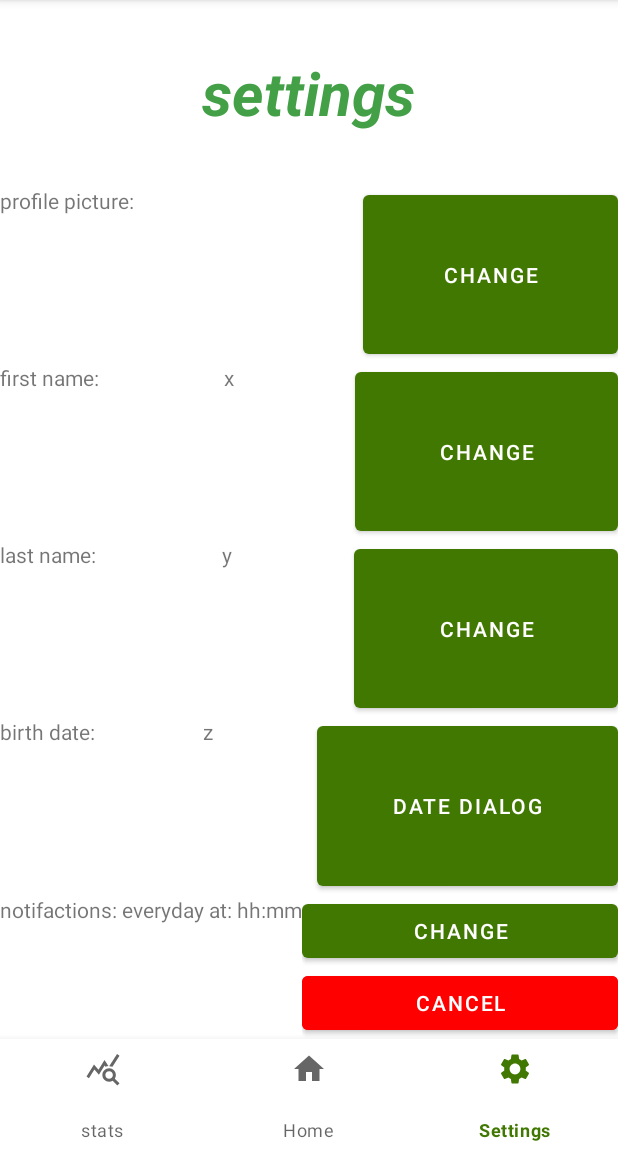
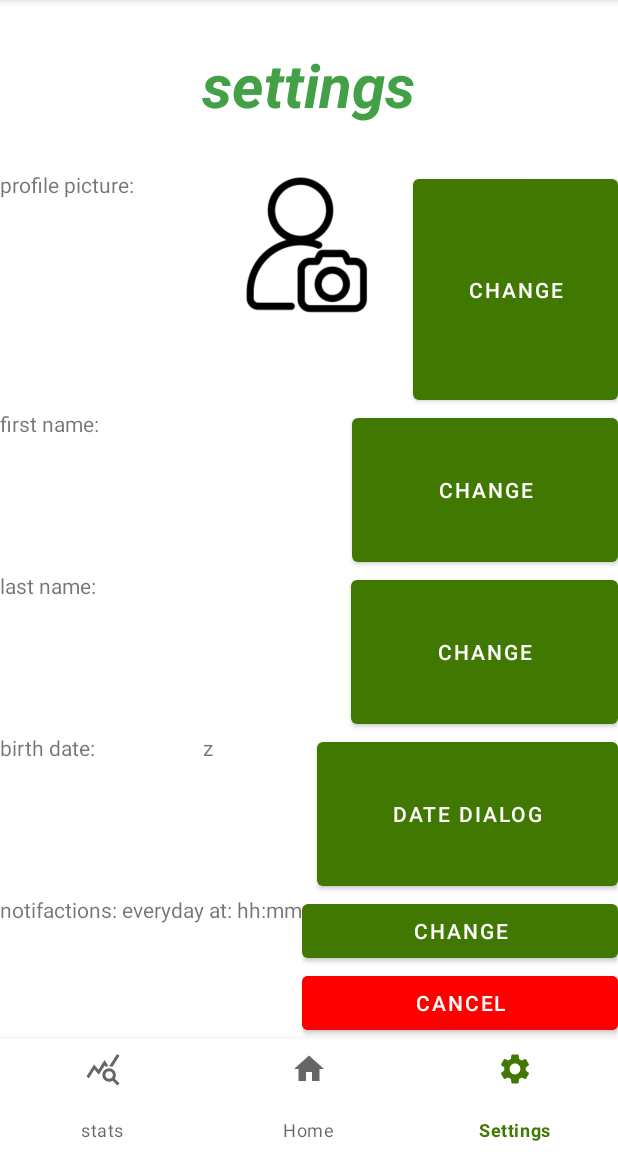
Before and after one commit to chock666/FitForce, an Android app: the MainActivity screen opened directly, with no data from a screen before it, item 3 of the bottom bar chosen, on a phone screen of 412 x 824 dp, the part 84-1236 px from its top. Run offline under Robolectric (Android 15) with nearby library versions, the phone set to English and light mode, and no system bars.

```diff
--- a/app/src/main/AndroidManifest.xml
+++ b/app/src/main/AndroidManifest.xml
@@ -14,7 +14,7 @@
         tools:targetApi="31">
         <activity
             android:name=".profileCreationActivity"
-            android:exported="false" />
+            android:exported="true" />
         <activity
             android:name=".InFitnessActivity"
             android:exported="false" />
--- a/app/src/main/java/com/example/fitforce/MainActivity.java
+++ b/app/src/main/java/com/example/fitforce/MainActivity.java
@@ -1,8 +1,12 @@
 package com.example.fitforce;
 
+import android.content.Context;
 import android.content.Intent;
+import android.content.SharedPreferences;
 import android.os.Bundle;
 import android.view.MenuItem;
+import android.widget.ImageView;
+
 import androidx.annotation.NonNull;
 import androidx.appcompat.app.AppCompatActivity;
 //import com.example.Fragment.*;
@@ -11,6 +15,7 @@ import com.example.fitforce.R;
 import com.example.fitforce.SettingsFragment;
 import com.example.fitforce.StatsFragment;
 import com.google.android.material.bottomnavigation.BottomNavigationView;
+
 import java.io.*;
 
 public class MainActivity extends AppCompatActivity
@@ -18,10 +23,15 @@ public class MainActivity extends AppCompatActivity
         .OnNavigationItemSelectedListener {
 
     BottomNavigationView bottomNavigationView;
-
+    ImageView pp;
+    HomeFragment HomeFragment = new HomeFragment();
+    StatsFragment StatsFragment = new StatsFragment();
+    SettingsFragment SettingsFragment = new SettingsFragment();
     @Override
     protected void onCreate(Bundle savedInstanceState) {
         super.onCreate(savedInstanceState);
+        setContentView(R.layout.activity_main);
+
 
         Boolean isFirstRun = getSharedPreferences("PREFERENCE", MODE_PRIVATE)
                 .getBoolean("isFirstRun", true);
@@ -30,12 +40,12 @@ public class MainActivity extends AppCompatActivity
             //show sign up activity
             startActivity(new Intent(MainActivity.this, profileCreationActivity.class));
 
+
         }
 
 
         getSharedPreferences("PREFERENCE", MODE_PRIVATE).edit()
                 .putBoolean("isFirstRun", false).commit();
-        setContentView(R.layout.activity_main);
 
         bottomNavigationView
                 = findViewById(R.id.bottomNavigationView);
@@ -45,9 +55,7 @@ public class MainActivity extends AppCompatActivity
         bottomNavigationView.setSelectedItemId(R.id.stats);
     }
 
-    HomeFragment HomeFragment = new HomeFragment();
-    StatsFragment StatsFragment = new StatsFragment();
-    SettingsFragment SettingsFragment = new SettingsFragment();
+
 
     @Override
     public boolean onNavigationItemSelected(@NonNull MenuItem item) {
--- a/app/src/main/java/com/example/fitforce/SettingsFragment.java
+++ b/app/src/main/java/com/example/fitforce/SettingsFragment.java
@@ -1,5 +1,8 @@
 package com.example.fitforce;
 
+import static android.content.Context.MODE_PRIVATE;
+
+import android.content.SharedPreferences;
 import android.os.Bundle;
 
 import androidx.fragment.app.Fragment;
@@ -7,19 +10,73 @@ import androidx.fragment.app.Fragment;
 import android.view.LayoutInflater;
 import android.view.View;
 import android.view.ViewGroup;
+import android.widget.ImageView;
+import android.widget.TextView;
 
-public class SettingsFragment extends Fragment {
 
+
+    public class SettingsFragment extends Fragment implements View.OnClickListener {
+        ImageView pp;
+        TextView firstName, lastName, date;
 
         public SettingsFragment() {
             // Required empty public constructor
         }
 
-
         @Override
         public View onCreateView(LayoutInflater inflater, ViewGroup container,
                                  Bundle savedInstanceState) {
+            View view = inflater.inflate(R.layout.fragment_settings, container, false);
+            pp = view.findViewById(R.id.ivProfile_on_settings);
+            firstName = view.findViewById(R.id.first_name_on_settings);
+            lastName = view.findViewById(R.id.lastNameOnSettings);
+            date=view.findViewById(R.id.birthDateOnSettings);
+            firstName.setOnClickListener(this);
+
+            lastName.setOnClickListener(this);
+            pp.setOnClickListener(this);
+
+            // Retrieve the saved first name and last name from SharedPreferences
+            SharedPreferences preferences = requireActivity().getSharedPreferences("names", MODE_PRIVATE);
+            String savedFirstName = preferences.getString("firstName", "");
+            String savedLastName = preferences.getString("lastName", "");
+
+            // Set the TextViews to display the saved first name and last name
+            firstName.setText(savedFirstName);
+            lastName.setText(savedLastName);
+            SharedPreferences datePreferences = requireActivity().getSharedPreferences("dates", MODE_PRIVATE);
+            int savedYear = datePreferences.getInt("year", -1);
+            int savedMonth = datePreferences.getInt("month", -1);
+            int savedDay = datePreferences.getInt("day", -1);
+
+            if (savedYear != -1 && savedMonth != -1 && savedDay != -1) {
+                // Format the date string
+                String formattedDate = savedDay + "/" + savedMonth + "/" + savedYear;
+                // Set the TextView to display the saved date
+                date.setText(formattedDate);
+            } else {
+                // Handle case where no date is saved
+            }
+            // Retrieve the saved image resource ID from SharedPreferences
+            SharedPreferences imagePreferences = requireActivity().getSharedPreferences("MyPrefs", MODE_PRIVATE);
+            int savedImageResourceId = imagePreferences.getInt("imageResourceId", -1);
+
+            // Get reference to the ImageView in the fragment layout
+            ImageView imageView = view.findViewById(R.id.ivProfile_on_settings);
+
+            if (savedImageResourceId != -1) {
+                // Set the ImageView to display the saved image
+                imageView.setImageResource(savedImageResourceId);
+            } else {
+                // Handle case where no image is saved
+            }
+
             // Inflate the layout for this fragment
-        return inflater.inflate(R.layout.fragment_settings, container, false);
+            return view;
+        }
+
+        @Override
+        public void onClick(View v) {
+            // Handle click events if needed
         }
     }
--- a/app/src/main/res/layout/activity_profile_creation.xml
+++ b/app/src/main/res/layout/activity_profile_creation.xml
@@ -35,7 +35,7 @@
             android:layout_width="100dp"
             android:layout_height="100dp"
             android:gravity="center"
-            android:src="@drawable/profiepicwithcamera"
+            android:src="@drawable/profile_pic"
 
             />
     </androidx.cardview.widget.CardView>
--- a/app/src/main/res/layout/fragment_settings.xml
+++ b/app/src/main/res/layout/fragment_settings.xml
@@ -38,9 +38,10 @@
             android:text="profile picture: "
             />
         <ImageView
-            android:layout_width="wrap_content"
-            android:layout_height="match_parent"
+            android:layout_width="100dp"
+            android:layout_height="100dp"
             android:layout_weight="1"
+            android:id="@+id/ivProfile_on_settings"
 
             />
         <Button
@@ -71,6 +72,7 @@
             android:text="first name: "
             />
         <TextView
+            android:id="@+id/first_name_on_settings"
             android:layout_width="wrap_content"
             android:layout_height="match_parent"
             android:layout_weight="1"
@@ -109,6 +111,8 @@
             android:text="last name: "
             />
         <TextView
+            android:id="@+id/lastNameOnSettings"
+
             android:layout_width="wrap_content"
             android:layout_height="match_parent"
             android:layout_weight="1"
@@ -145,6 +149,8 @@
             android:text="birth date: "
             />
         <TextView
+            android:id="@+id/birthDateOnSettings"
+
             android:layout_width="wrap_content"
             android:layout_height="match_parent"
             android:layout_weight="1"
```
Also changed, not shown: app/src/main/java/com/example/fitforce/profileCreationActivity.java (+58 -12 lines), app/src/main/res/drawable/profile_pic.png (renamed from app/src/main/res/drawable/profiepicwithcamera.png). Lines whose indentation alone changed are shown as unchanged.
